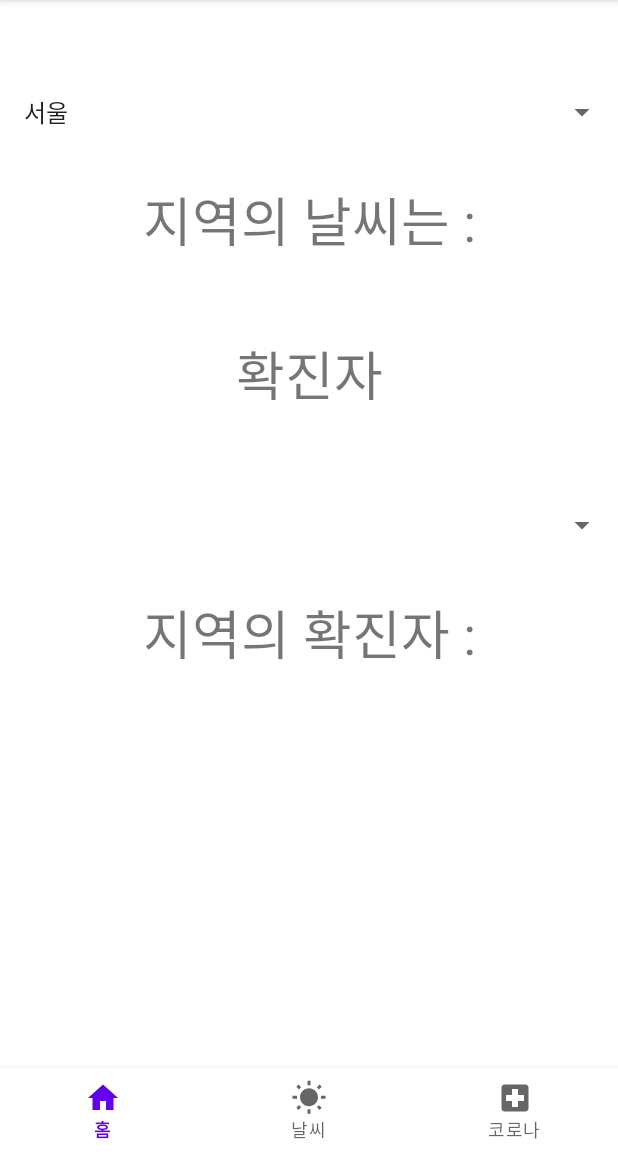
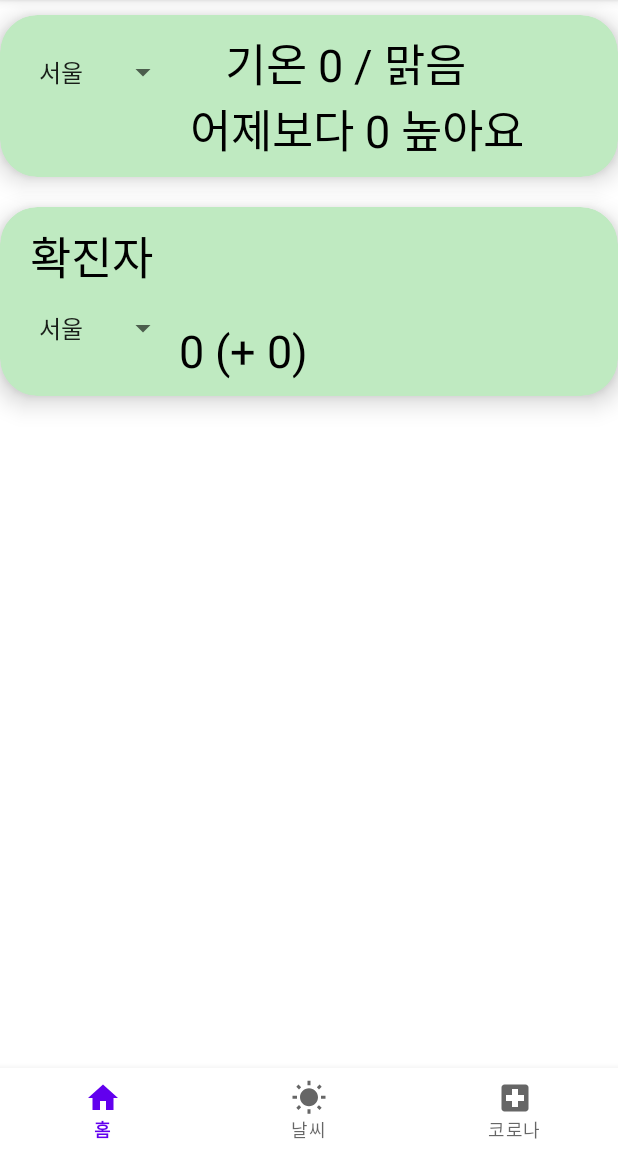
Before and after one commit to let0000/Todays_Info, an Android app: the screen it shows after launch (MainActivity), on a phone screen of 412 x 824 dp, the part 84-1236 px from its top. Run offline under Robolectric (Android 15) with nearby library versions, the phone set to English and light mode, and no system bars; our stand-ins replace navigation-ui; network calls fail; 3 statements that could not run were skipped.

Commit message:
홈 프래그먼트 레이아웃 수정 및 코로나 스피너 추가

```diff
--- a/app/src/main/java/com/jignong/todays_info/Fragments/HomeFragment.kt
+++ b/app/src/main/java/com/jignong/todays_info/Fragments/HomeFragment.kt
@@ -15,6 +15,7 @@ import android.widget.TextView
 import androidx.fragment.app.Fragment
 import com.jignong.todays_info.MainActivity
 import com.jignong.todays_info.databinding.FragmentHomeBinding
+import com.jignong.todays_info.databinding.SpinnerTextBinding
 import kotlinx.coroutines.CoroutineScope
 import kotlinx.coroutines.Dispatchers
 import kotlinx.coroutines.launch
@@ -31,10 +32,10 @@ class HomeFragment : Fragment() {
 
     private val weatherUrl = "https://search.naver.com/search.naver?where=nexearch&sm=top_hty&fbm=1&ie=utf8&query="
     private val covid19Url = "https://search.naver.com/search.naver?sm=tab_hty.top&where=nexearch&query=%EC%BD%94%EB%A1%9C%EB%82%98+%ED%99%95%EC%A7%84%EC%9E%90&oquery=%EC%A7%80%EC%97%AD+%EB%82%A0%EC%94%A8&tqi=hS%2FEPdprvhGss5t4i6Nssssss6C-509210"
-    private val citycovidUrl = "http://ncov.mohw.go.kr/"
 
     private val cityarray = arrayOfNulls<String>(18)
     var weather_city = arrayOf("서울", "부산", "대구", "인천", "광주", "대전", "울산", "세종", "경기", "강원","충북","충남", "전북", "전남", "경북", "경남", "제주")
+    var covid_city = arrayOf("서울", "부산", "대구", "인천", "광주", "대전", "울산", "세종", "경기", "강원","충북","충남", "전북", "전남", "경북", "경남", "제주", "검역")
 
     lateinit var mainActivity : MainActivity
 
@@ -57,7 +58,7 @@ class HomeFragment : Fragment() {
 
         //날씨 스피너
         //var weather_city = resources.getStringArray(R.array.weather_city)
-        //var weather_adapter = ArrayAdapter<String>(requireContext(), R.layout.simple_list_item_1, weather_city)
+        //var weather_adapter = ArrayAdapter<String>(requireContext(), R.layout.spinner_text, weather_city)
         var weather_adapter = ArrayAdapter<String>(requireContext(), R.layout.simple_list_item_1, weather_city)
         binding.weatherSpinner.adapter = weather_adapter
         binding.weatherSpinner.setSelection(0)
@@ -128,7 +129,83 @@ class HomeFragment : Fragment() {
             }
         }
 
-//        getCovid(covid19Url, totalcovid_textview)
+        //코로나 스피너
+//        var covid_city = resources.getStringArray(R.array.covid_city)
+//        var covid_adapter = ArrayAdapter<String>(requireContext(), android.R.layout.simple_list_item_1, covid_city)
+        var covid_adapter = ArrayAdapter<String>(requireContext(), R.layout.simple_list_item_1, covid_city)
+        binding.covidSpinner.adapter = covid_adapter
+        binding.covidSpinner.setSelection(0)
+        binding.covidSpinner.onItemSelectedListener = object : AdapterView.OnItemSelectedListener {
+            override fun onItemSelected(
+                parent: AdapterView<*>?,
+                view: View?,
+                position: Int,
+                id: Long
+            ) {
+                when (position) {
+                    0 -> {
+                        getCityCovid(covid19Url, covid_textview, 1,1)
+                    }
+                    1 -> {
+                        getCityCovid(covid19Url, covid_textview, 1,5)
+                    }
+                    2 -> {
+                        getCityCovid(covid19Url, covid_textview, 1,4)
+                    }
+                    3 -> {
+                        getCityCovid(covid19Url, covid_textview, 1,3)
+                    }
+                    4 -> {
+                        getCityCovid(covid19Url, covid_textview, 2,6)
+                    }
+                    5 -> {
+                        getCityCovid(covid19Url, covid_textview, 2,2)
+                    }
+                    6 -> {
+                        getCityCovid(covid19Url, covid_textview, 2,7)
+                    }
+                    7 -> {
+                        getCityCovid(covid19Url, covid_textview, 3,2)
+                    }
+                    8 -> {
+                        getCityCovid(covid19Url, covid_textview, 1,2)
+                    }
+                    9 -> {
+                        getCityCovid(covid19Url, covid_textview, 2,3)
+                    }
+                    10 -> {
+                        getCityCovid(covid19Url, covid_textview, 2,1)
+                    }
+                    11 -> {
+                        getCityCovid(covid19Url, covid_textview, 1,7)
+                    }
+                    12 -> {
+                        getCityCovid(covid19Url, covid_textview, 2,5)
+                    }
+                    13 -> {
+                        getCityCovid(covid19Url, covid_textview, 2,8)
+                    }
+                    14 -> {
+                        getCityCovid(covid19Url, covid_textview, 1,8)
+                    }
+                    15 -> {
+                        getCityCovid(covid19Url, covid_textview, 1,6)
+                    }
+                    16 -> {
+                        getCityCovid(covid19Url, covid_textview, 3,1)
+                    }
+                    17 -> {
+                        getCityCovid(covid19Url, covid_textview, 2,4)
+                    }
+                }
+            }
+
+            override fun onNothingSelected(parent: AdapterView<*>?) {
+
+            }
+        }
+
+        getCovid(covid19Url, totalcovid_textview)
 
         mBinding = binding
 
@@ -145,30 +222,40 @@ class HomeFragment : Fragment() {
             val doc = Jsoup.connect(Url + city + "날씨").get()
             val temple = doc.select(".temperature_text")
             val tem = temple.get(0).text().substring(5)
+            val comparison = doc.select("#main_pack > section.sc_new.cs_weather_new._cs_weather > div._tab_flicking > div.content_wrap > div.open > div:nth-child(1) > div > div.weather_info > div > div.temperature_info > p")
+            val summaryarray = comparison.text().split(" ")
 
             CoroutineScope(Dispatchers.Main).launch {
-                textView.text = "$city 의 날씨는 : $tem"
-                //Log.d(TAG, "select : $temple")
+                textView.text = "기온 $tem / ${summaryarray[3]} \n " +
+                        "${summaryarray[0]} ${summaryarray[1]} ${summaryarray[2]}"
+                Log.d(TAG, "$summaryarray")
                 Log.d(TAG, "$city : $tem")
             }
         }
     }
 
-//    private fun getCovid(Url : String , textView: TextView ){
-//        CoroutineScope(Dispatchers.IO).launch {
-//            val doc = Jsoup.connect(Url).get()
-//            val total = doc.select("#content > div.container > div > div.liveboard_layout > div.liveNumOuter > div.liveNum > ul > li:nth-child(1) > span.num")
-//            val totalcovid = total.text().substring(0)
-//            Log.d(TAG, "확진자: $totalcovid")
-//            val today = doc.select("#content > div.container > div > div.liveboard_layout > div.liveNumOuter > div.liveNum > ul > li:nth-child(1) > span.before")
-//            val todaycovid = today.text().split(" ",")")
-//
-//            CoroutineScope(Dispatchers.Main).launch {
-//                textView.text = "총 확진자 :$totalcovid\n오늘의 확진자 :${todaycovid[2]}"
-//                Log.d(TAG, "총 확진자: $totalcovid")
-//                Log.d(TAG, "오늘의 확진자: ${todaycovid[2]}")
-//            }
-//        }
-//    }
+    private fun getCovid(Url : String , textView: TextView ){
+        CoroutineScope(Dispatchers.IO).launch {
+            val doc = Jsoup.connect(Url).get()
+            val covid = doc.select("#_cs_production_type > div > div.main_tab_area > div > div > ul > li.info_01")
+            val total = covid.text().split(" ")
+            CoroutineScope(Dispatchers.Main).launch {
+                textView.text = "확진환자 : ${total[1]} (+${total[2]})"
+                Log.d(TAG, "$total")
+            }
+        }
+    }
+
+    private fun getCityCovid(Url : String, textView: TextView, x : Int, y : Int){
+        CoroutineScope(Dispatchers.IO).launch {
+            val doc = Jsoup.connect(Url).get()
+            val city = doc.select("#_cs_production_type > div > div:nth-child(4) > div > div:nth-child(3) > div:nth-child($x) > div > table > tbody > tr:nth-child($y)")
+            val citytotal = city.text().split(" ")
+            CoroutineScope(Dispatchers.Main).launch {
+                textView.text = "${citytotal[1]} (+${citytotal[2]})"
+                Log.d(TAG, "${citytotal}")
+            }
+        }
+    }
 
 }
--- a/app/src/main/java/com/jignong/todays_info/MainActivity.kt
+++ b/app/src/main/java/com/jignong/todays_info/MainActivity.kt
@@ -2,6 +2,7 @@ package com.jignong.todays_info
 
 import androidx.appcompat.app.AppCompatActivity
 import android.os.Bundle
+import android.widget.ArrayAdapter
 import androidx.navigation.fragment.NavHostFragment
 import androidx.navigation.ui.NavigationUI
 import com.jignong.todays_info.databinding.ActivityMainBinding
--- a/app/src/main/res/layout/fragment_home.xml
+++ b/app/src/main/res/layout/fragment_home.xml
@@ -8,55 +8,98 @@
     tools:context="com.jignong.todays_info.Fragments.HomeFragment">
 
 
+    <com.google.android.material.card.MaterialCardView
+        android:id="@+id/weather_cardview"
+        android:layout_width="match_parent"
+        android:layout_height="wrap_content"
+        android:layout_marginTop="10dp"
+        app:cardBackgroundColor="#BFEAC1"
+        app:cardCornerRadius="25dp"
+        app:cardElevation="10dp"
+        app:layout_constraintEnd_toEndOf="parent"
+        app:layout_constraintStart_toStartOf="parent"
+        app:layout_constraintTop_toTopOf="parent"
+        android:contentDescription="weather_cardview">
+
+        <LinearLayout
+            android:layout_margin="10dp"
+            android:layout_width="match_parent"
+            android:layout_height="wrap_content"
+            android:orientation="horizontal">
+
             <Spinner
                 android:id="@+id/weather_spinner"
-        android:layout_width="match_parent"
+                android:layout_width="wrap_content"
                 android:layout_height="50dp"
-        android:layout_marginTop="50dp"
-        app:layout_constraintTop_toTopOf="parent"
-        app:layout_constraintStart_toStartOf="parent"
-        app:layout_constraintEnd_toEndOf="parent"/>
+                android:contentDescription="weather_spinner"/>
 
             <TextView
                 android:id="@+id/weather_textview"
                 android:layout_width="wrap_content"
                 android:layout_height="wrap_content"
+                android:gravity="center"
+                android:text="기온 0 / 맑음 \n 어제보다 0 높아요"
+                android:textColor="@color/black"
+                android:textSize="30sp" />
+
+        </LinearLayout>
+    </com.google.android.material.card.MaterialCardView>
+
+    <com.google.android.material.card.MaterialCardView
+        android:id="@+id/covid_cardview"
+        android:layout_width="match_parent"
+        android:layout_height="wrap_content"
         android:layout_marginTop="20dp"
-        android:text="지역의 날씨는 :"
-        android:textSize="35sp"
-        app:layout_constraintLeft_toLeftOf="parent"
-        app:layout_constraintRight_toRightOf="parent"
-        app:layout_constraintTop_toBottomOf="@id/weather_spinner" />
+        app:cardBackgroundColor="#BFEAC1"
+        app:cardCornerRadius="25dp"
+        app:cardElevation="10dp"
+        app:layout_constraintEnd_toEndOf="parent"
+        app:layout_constraintStart_toStartOf="parent"
+        app:layout_constraintTop_toBottomOf="@id/weather_cardview"
+        android:contentDescription="covid_cardview">
+
+        <LinearLayout
+            android:layout_width="match_parent"
+            android:layout_height="wrap_content"
+            android:orientation="vertical"
+            android:layout_margin="10dp">
 
             <TextView
                 android:id="@+id/totalcoivd_textview"
                 android:layout_width="wrap_content"
                 android:layout_height="wrap_content"
-        android:layout_marginTop="50dp"
+                android:layout_marginStart="10dp"
+                android:gravity="center"
                 android:text="확진자"
-        android:textSize="35sp"
-        app:layout_constraintTop_toBottomOf="@id/weather_textview"
-        app:layout_constraintEnd_toEndOf="parent"
-        app:layout_constraintStart_toStartOf="parent"/>
+                android:textColor="@color/black"
+                android:textSize="30sp" />
+
+            <LinearLayout
+                android:layout_width="match_parent"
+                android:layout_height="wrap_content"
+                android:orientation="horizontal">
 
                 <Spinner
                     android:id="@+id/covid_spinner"
-        android:layout_width="match_parent"
+                    android:layout_width="wrap_content"
                     android:layout_height="50dp"
-        android:layout_marginTop="50dp"
-        app:layout_constraintStart_toStartOf="parent"
-        app:layout_constraintEnd_toEndOf="parent"
-        app:layout_constraintTop_toBottomOf="@id/totalcoivd_textview"/>
+                    android:contentDescription="covid_spinner"/>
 
                 <TextView
                     android:id="@+id/coivd_textview"
                     android:layout_width="wrap_content"
                     android:layout_height="wrap_content"
                     android:layout_marginTop="20dp"
-        android:text="지역의 확진자 :"
-        android:textSize="35sp"
-        app:layout_constraintLeft_toLeftOf="parent"
-        app:layout_constraintRight_toRightOf="parent"
-        app:layout_constraintTop_toBottomOf="@id/covid_spinner" />
+                    android:text="0 (+ 0)"
+                    android:textColor="@color/black"
+                    android:textSize="30sp" />
+
+            </LinearLayout>
+        </LinearLayout>
+
+    </com.google.android.material.card.MaterialCardView>
+
+
+
 
 </androidx.constraintlayout.widget.ConstraintLayout>
```
Also changed, not shown: app/src/main/res/drawable/spinner_background.xml (added, +8 -0 lines), app/src/main/res/layout/spinner_text.xml (added, +9 -0 lines). Lines whose indentation alone changed are shown as unchanged.
